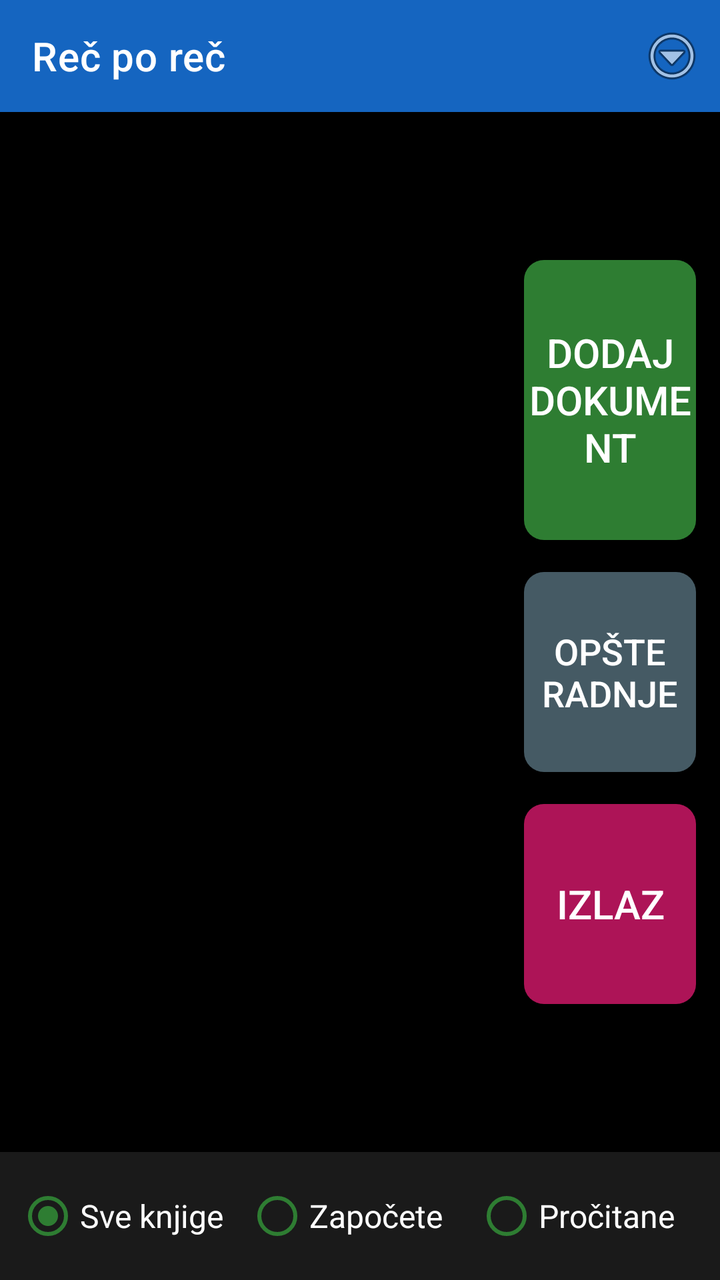
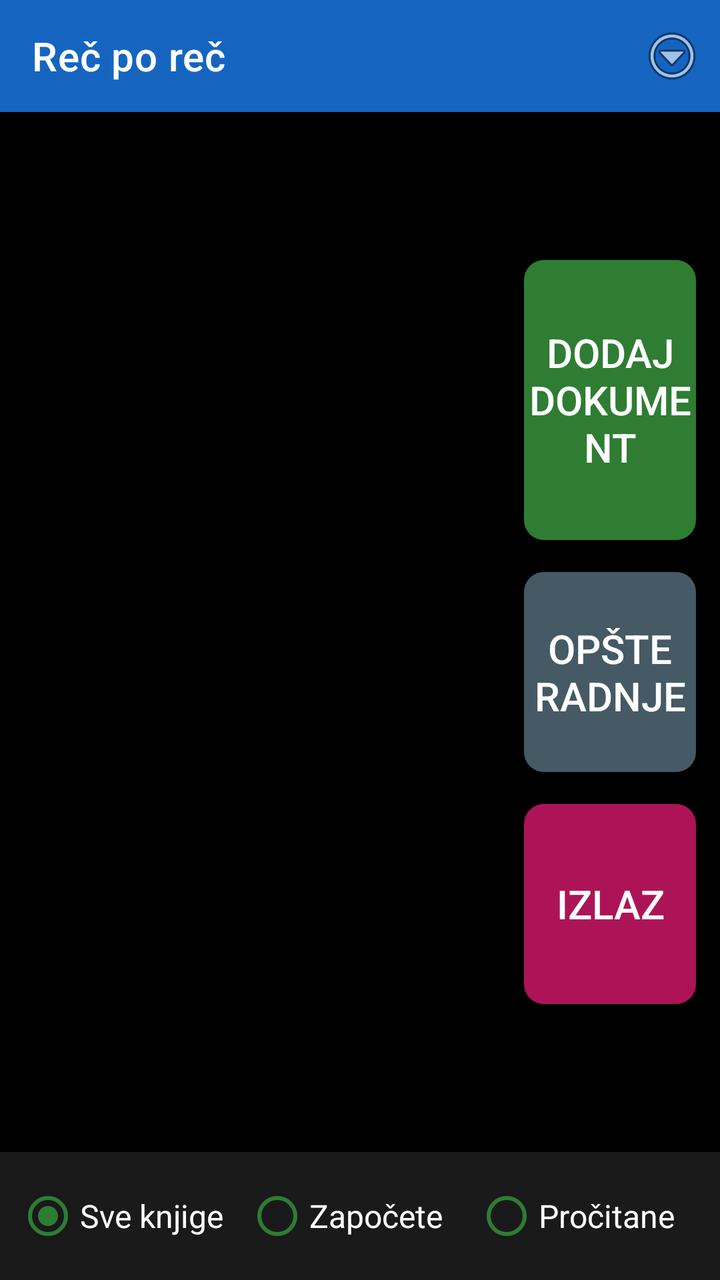

Compare the two renders of this Android layout. The source of the first and the diff that turns it into the second are given below.
<!-- AndroidManifest.xml: application theme Theme.RecPoRec -->
<!-- res/layout/activity_document_list.xml -->
<?xml version="1.0" encoding="utf-8"?>
<LinearLayout xmlns:android="http://schemas.android.com/apk/res/android"
    xmlns:app="http://schemas.android.com/apk/res-auto"
    android:layout_width="match_parent"
    android:layout_height="match_parent"
    android:orientation="vertical"
    android:fitsSystemWindows="true"
    android:background="@color/background">

    <androidx.appcompat.widget.Toolbar
        android:id="@+id/toolbar"
        android:layout_width="match_parent"
        android:layout_height="?attr/actionBarSize"
        android:background="@color/btn_voice"
        android:titleTextColor="@color/text_primary"
        app:title="@string/app_name">

        <ImageButton
            android:id="@+id/btnOverflow"
            android:layout_width="48dp"
            android:layout_height="48dp"
            android:layout_gravity="end|center_vertical"
            android:background="@android:color/transparent"
            android:contentDescription="@string/menu_options_button"
            android:src="@android:drawable/ic_menu_more" />
    </androidx.appcompat.widget.Toolbar>

    <LinearLayout
        android:layout_width="match_parent"
        android:layout_height="0dp"
        android:layout_weight="1"
        android:orientation="horizontal">

        <FrameLayout
            android:layout_width="0dp"
            android:layout_height="match_parent"
            android:layout_weight="1">

            <androidx.recyclerview.widget.RecyclerView
                android:id="@+id/recyclerDocuments"
                android:layout_width="match_parent"
                android:layout_height="match_parent"
                android:padding="8dp" />

            <TextView
                android:id="@+id/emptyView"
                android:layout_width="match_parent"
                android:layout_height="match_parent"
                android:gravity="center"
                android:visibility="gone"
                android:padding="24dp"
                android:textSize="20sp"
                android:textColor="@color/text_primary"
                android:text="@string/no_documents" />
        </FrameLayout>

        
        <LinearLayout
            android:layout_width="110dp"
            android:layout_height="match_parent"
            android:orientation="vertical"
            android:gravity="center_vertical"
            android:padding="12dp">

            <Button
                android:id="@+id/btnAddDocument"
                android:layout_width="match_parent"
                android:layout_height="140dp"
                android:textSize="20sp"
                android:backgroundTint="@color/btn_chapter"
                android:textColor="@color/button_text"
                android:background="@drawable/key_button_shape"
                android:text="@string/add_document" />

            <Button
                android:id="@+id/btnGeneralActions"
                android:layout_width="match_parent"
                android:layout_height="100dp"
                android:layout_marginTop="16dp"
                android:textSize="18sp"
                android:backgroundTint="@color/btn_combined"
                android:textColor="@color/button_text"
                android:background="@drawable/key_button_shape"
                android:contentDescription="Opšte radnje: odaberi sve, obriši odabrano"
                android:text="Opšte radnje" />

            <Button
                android:id="@+id/btnExit"
                android:layout_width="match_parent"
                android:layout_height="100dp"
                android:layout_marginTop="16dp"
                android:textSize="20sp"
                android:backgroundTint="@color/btn_page_nav"
                android:textColor="@color/button_text"
                android:background="@drawable/key_button_shape"
                android:contentDescription="Izađi iz aplikacije, zaustavlja i rad u pozadini"
                android:text="Izlaz" />
        </LinearLayout>

    </LinearLayout>

    <RadioGroup
        android:id="@+id/groupLibraryTabs"
        android:layout_width="match_parent"
        android:layout_height="wrap_content"
        android:orientation="horizontal"
        android:background="#1A1A1A"
        android:padding="8dp">

        <RadioButton
            android:id="@+id/tabAllBooks"
            android:layout_width="0dp"
            android:layout_height="wrap_content"
            android:layout_weight="1"
            android:textSize="16sp"
            android:textColor="@color/text_primary"
            android:buttonTint="@color/btn_chapter"
            android:checked="true"
            android:text="Sve knjige" />

        <RadioButton
            android:id="@+id/tabStartedBooks"
            android:layout_width="0dp"
            android:layout_height="wrap_content"
            android:layout_weight="1"
            android:textSize="16sp"
            android:textColor="@color/text_primary"
            android:buttonTint="@color/btn_chapter"
            android:text="Započete" />

        <RadioButton
            android:id="@+id/tabFinishedBooks"
            android:layout_width="0dp"
            android:layout_height="wrap_content"
            android:layout_weight="1"
            android:textSize="16sp"
            android:textColor="@color/text_primary"
            android:buttonTint="@color/btn_chapter"
            android:text="Pročitane" />
    </RadioGroup>

</LinearLayout>
<!-- resources referenced by this layout -->
<resources>
  <color name="background">#000000</color>
  <color name="btn_chapter">#2E7D32</color>
  <color name="btn_combined">#455A64</color>
  <color name="btn_page_nav">#AD1457</color>
  <color name="btn_voice">#1565C0</color>
  <color name="button_text">#FFFFFF</color>
  <color name="text_primary">#FFFFFF</color>
  <!-- drawable key_button_shape (drawable) -->
  <?xml version="1.0" encoding="utf-8"?>
  <shape xmlns:android="http://schemas.android.com/apk/res/android"
      android:shape="rectangle">
      <corners android:radius="10dp" />
      <solid android:color="#FFFFFF" />
  </shape>
  <string name="add_document">Dodaj dokument</string>
  <string name="app_name">Reč po reč</string>
  <string name="menu_options_button">Opcije</string>
  <string name="no_documents">Nema dodatih dokumenata. Dodirnite dugme za dodavanje.</string>
  <style name="Theme.RecPoRec" parent="Theme.MaterialComponents.DayNight.NoActionBar">
          <item name="android:windowBackground">@color/background</item>
          <item name="android:textColorPrimary">@color/text_primary</item>
          <item name="colorPrimary">@color/btn_voice</item>
          <item name="colorOnPrimary">@color/button_text</item>
          <item name="alertDialogTheme">@style/RecPoRecAlertDialog</item>
          <item name="android:alertDialogTheme">@style/RecPoRecAlertDialog</item>
      </style>
  <style name="RecPoRecAlertDialog" parent="Theme.AppCompat.DayNight.Dialog.Alert">
          <item name="android:windowBackground">@color/background</item>
          <item name="android:textColorPrimary">@color/text_primary</item>
          <item name="colorAccent">@color/btn_goto_page</item>
          <item name="android:textAppearanceMedium">@style/RecPoRecDialogText</item>
          <item name="android:textAppearanceListItem">@style/RecPoRecDialogText</item>
          <item name="android:textAppearanceListItemSmall">@style/RecPoRecDialogText</item>
          <item name="buttonBarPositiveButtonStyle">@style/RecPoRecDialogButton</item>
          <item name="buttonBarNegativeButtonStyle">@style/RecPoRecDialogButton</item>
          <item name="buttonBarNeutralButtonStyle">@style/RecPoRecDialogButton</item>
      </style>
  <color name="btn_goto_page">#5D4037</color>
  <style name="RecPoRecDialogText" parent="TextAppearance.AppCompat.Medium">
          <item name="android:textSize">20sp</item>
          <item name="android:textColor">@color/text_primary</item>
      </style>
  <style name="RecPoRecDialogButton" parent="Widget.AppCompat.Button.ButtonBar.AlertDialog">
          <item name="android:textSize">18sp</item>
          <item name="android:textColor">@color/btn_goto_page</item>
          <item name="android:textStyle">bold</item>
      </style>
</resources>

<!-- the commit's change to res/layout/activity_document_list.xml (unified diff, before → after) -->
@@ -77,7 +77,7 @@
                 android:layout_width="match_parent"
                 android:layout_height="100dp"
                 android:layout_marginTop="16dp"
-                android:textSize="18sp"
+                android:textSize="20sp"
                 android:backgroundTint="@color/btn_combined"
                 android:textColor="@color/button_text"
                 android:background="@drawable/key_button_shape"
